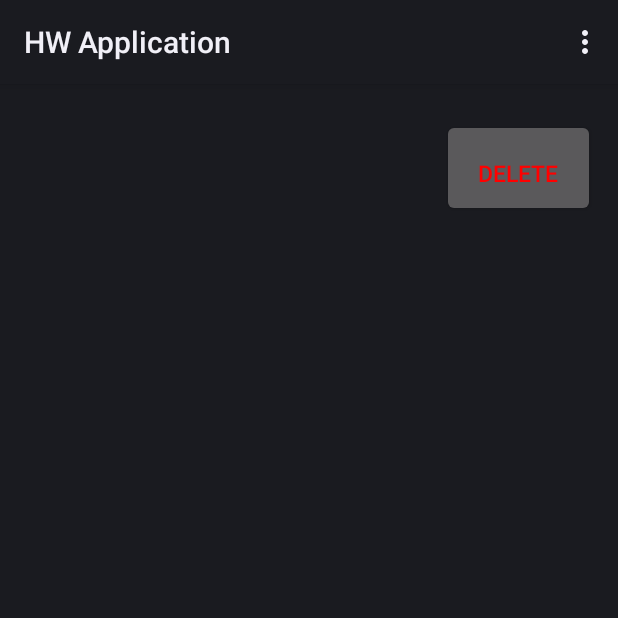
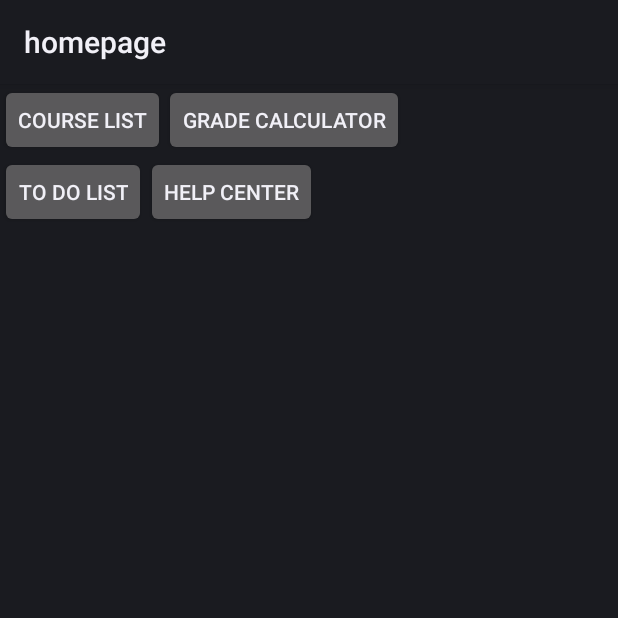
Before and after one commit to Devenlabo123/Final_Team_Project, an Android app: the screen it shows after launch (CourseList before the commit, homepage after it), on a phone screen of 412 x 824 dp, the top half of it. Run offline under Robolectric (Android 15) with nearby library versions, the phone set to English and light mode, and no system bars.

Commit message:
Deven Commit

```diff
--- /dev/null
+++ b/app/src/main/java/com/course/example/sqlitedemopro/homepage.java
@@ -0,0 +1,68 @@
+package com.course.example.sqlitedemopro;
+
+import android.app.Activity;
+import android.content.ContentValues;
+import android.content.Intent;
+import android.database.Cursor;
+import android.database.sqlite.SQLiteDatabase;
+import android.os.Bundle;
+import android.util.Log;
+import android.view.KeyEvent;
+import android.view.View;
+import android.widget.Button;
+import android.widget.TableLayout;
+import android.widget.TextView;
+
+import java.util.ArrayList;
+
+public class homepage extends Activity implements View.OnClickListener {
+
+    private Button button;
+    private Button button1;
+    private Button button2;
+    private Button button3;
+
+    public void onCreate(Bundle savedInstanceState) {
+        super.onCreate(savedInstanceState);
+        setContentView(R.layout.home_page);
+        button = findViewById(R.id.button); button.setOnClickListener(this);
+        button1 = findViewById(R.id.button1); button1.setOnClickListener(this);
+        button2 = findViewById(R.id.button2); button2.setOnClickListener(this);
+        button3 = findViewById(R.id.button3); button3.setOnClickListener(this);
+    }
+
+    @Override
+    public void onClick(View v) {
+
+        try {
+
+            if (v.getId() == R.id.button) {
+                Log.i("Button Clicked: ", "Course List");
+                Intent i1 = new Intent(this, CourseList.class);
+                startActivityForResult(i1,30);
+            } else if (v.getId() == R.id.button1) {
+                Log.i("Button Clicked: ", "Grade Calculator");
+                Intent i2 = new Intent(this, GradeCalculator.class);
+                startActivityForResult(i2,30);
+            } else if (v.getId() == R.id.button2) {
+                Log.i("Button Clicked: ", "To do List");
+                Intent i3 = new Intent(this, ToDoList.class);
+                startActivityForResult(i3,30);
+            } else if (v.getId() == R.id.button3) {
+                Log.i("Button Clicked: ", "Help Center");
+                Intent i4 = new Intent(this, HelpCenterLookup.class);
+                startActivityForResult(i4,30);
+            }
+
+
+        } catch (Exception e) {
+
+        }
+
+
+    }
+
+    public boolean onKeyDown(int keyCode, KeyEvent event) {
+        return true;
+    }
+}
--- /dev/null
+++ b/app/src/main/res/layout/home_page.xml
@@ -0,0 +1,40 @@
+<?xml version="1.0" encoding="utf-8"?>
+<RelativeLayout xmlns:android="http://schemas.android.com/apk/res/android"
+    android:layout_width="match_parent"
+    android:layout_height="match_parent">
+
+    <Button
+        android:id="@+id/button"
+        android:layout_width="wrap_content"
+        android:layout_height="wrap_content"
+        android:layout_weight="1"
+        android:text="Course List" />
+
+    <Button
+        android:id="@+id/button1"
+        android:layout_width="wrap_content"
+        android:layout_height="wrap_content"
+        android:layout_alignStart="@+id/button3"
+        android:layout_marginStart="12dp"
+        android:layout_toRightOf="@id/button"
+        android:layout_weight="1"
+        android:text="Grade Calculator" />
+
+    <Button
+        android:id="@+id/button2"
+        android:layout_width="wrap_content"
+        android:layout_height="wrap_content"
+        android:layout_weight="1"
+        android:text="To Do List"
+        android:layout_below="@id/button"/>
+
+    <Button
+        android:id="@+id/button3"
+        android:layout_width="wrap_content"
+        android:layout_height="wrap_content"
+        android:layout_weight="1"
+        android:text="Help Center"
+        android:layout_toRightOf="@id/button2"
+        android:layout_below="@id/button1"/>
+
+</RelativeLayout>
```
Also changed, not shown: app/src/main/AndroidManifest.xml (+13 -0 lines), app/src/main/java/com/course/example/sqlitedemopro/ToDoList.java (+166 -15 lines), app/src/main/res/menu/menu.xml (+5 -5 lines).
